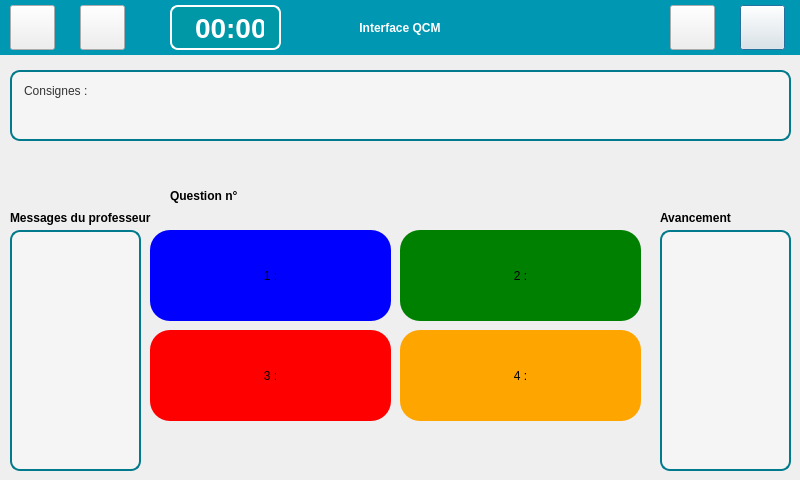
Sam-Depardieu/Labo-de-langue, file InterfaceEleve/interfaceqcm.ui: the form before one commit.
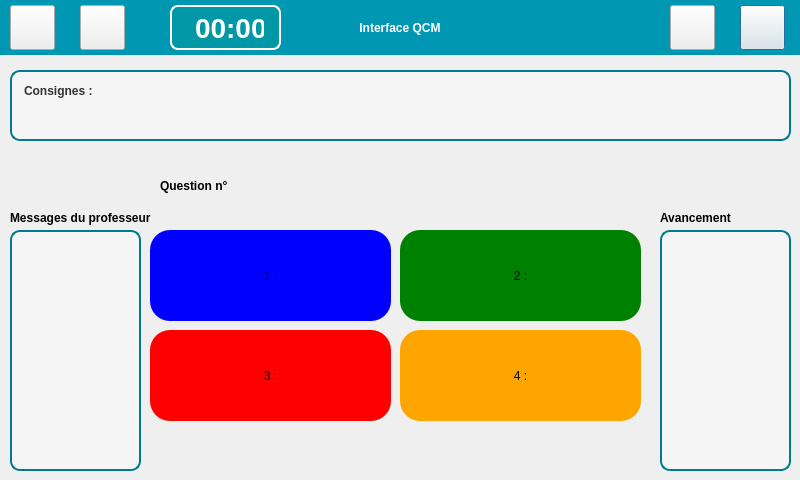
The form after the commit. Icons and pictures are not drawn.

```diff
--- a/InterfaceEleve/interfaceqcm.ui
+++ b/InterfaceEleve/interfaceqcm.ui
@@ -85,8 +85,8 @@
   <widget class="QLabel" name="labelQuestion">
    <property name="geometry">
     <rect>
-     <x>170</x>
-     <y>160</y>
+     <x>160</x>
+     <y>150</y>
      <width>491</width>
      <height>71</height>
     </rect>
@@ -203,7 +203,7 @@
 li.unchecked::marker { content: &quot;\2610&quot;; }
 li.checked::marker { content: &quot;\2612&quot;; }
 &lt;/style&gt;&lt;/head&gt;&lt;body style=&quot; font-family:'Segoe UI','sans-serif'; font-size:14px; font-weight:400; font-style:normal;&quot;&gt;
-&lt;p style=&quot; margin-top:0px; margin-bottom:0px; margin-left:0px; margin-right:0px; -qt-block-indent:0; text-indent:0px;&quot;&gt;&lt;span style=&quot; font-family:'Segoe UI'; font-size:9pt;&quot;&gt;Consignes :&lt;/span&gt;&lt;/p&gt;&lt;/body&gt;&lt;/html&gt;</string>
+&lt;p style=&quot; margin-top:0px; margin-bottom:0px; margin-left:0px; margin-right:0px; -qt-block-indent:0; text-indent:0px;&quot;&gt;&lt;span style=&quot; font-family:'Segoe UI'; font-size:9pt; font-weight:700;&quot;&gt;Consignes :&lt;/span&gt;&lt;/p&gt;&lt;/body&gt;&lt;/html&gt;</string>
    </property>
   </widget>
   <widget class="QTextEdit" name="textEditFeedBack">
```
